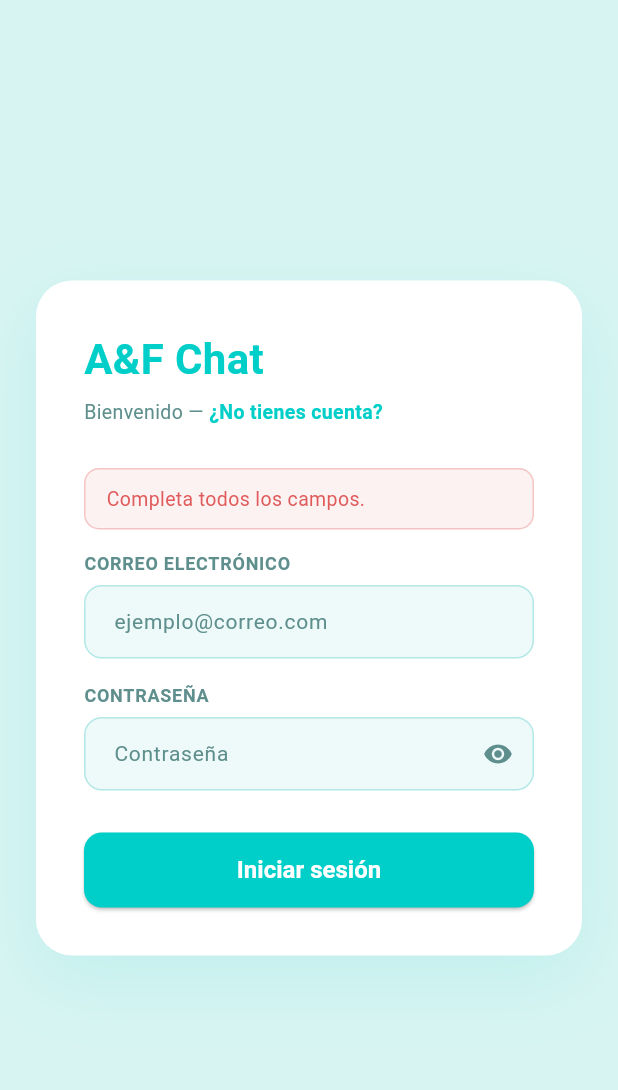
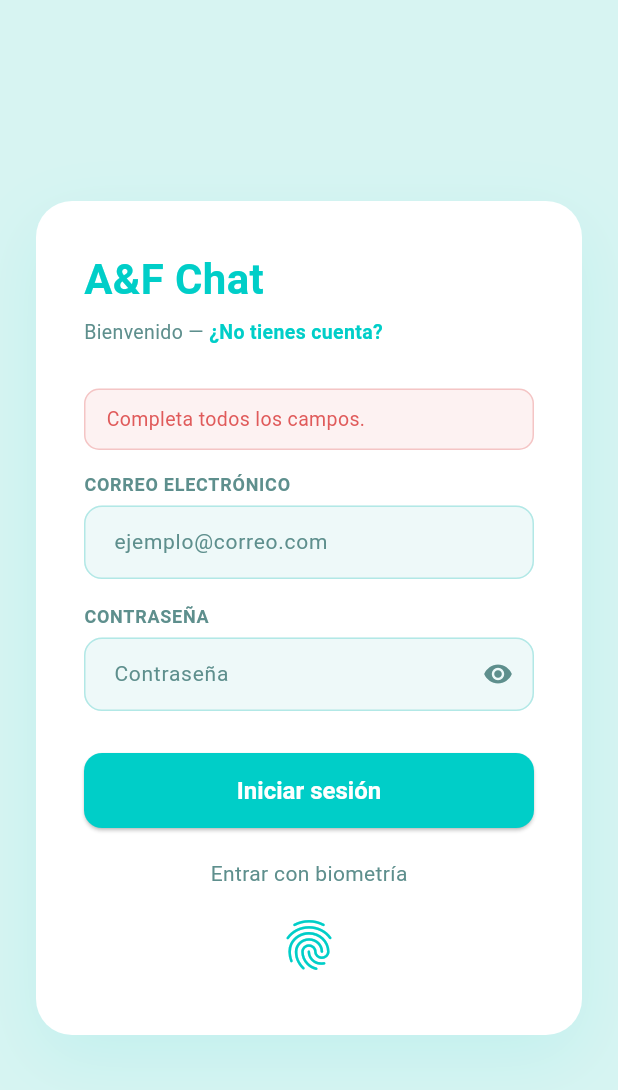
Before and after one commit to dyanxbr/chat__aplicacion, a Flutter app: the screen it shows after launch, after a tap on "Iniciar sesión", on a phone screen of 412 x 824 dp. Shown: the top 1090 px of the screen. Run offline on Flutter 3.47's test engine with Material 3 defaults, Android fonts, the light colour scheme and no system bars; our stand-ins replace file_picker, firebase_core, firebase_messaging, flutter_local_notifications, flutter_secure_storage, image_picker and 2 more; accounts and stored records are empty; network calls fail.

Commit message:
Correccion de cuenta

```diff
--- a/lib/main.dart
+++ b/lib/main.dart
@@ -6,6 +6,10 @@ import 'theme.dart';
 import 'services/auth_service.dart';
 import 'screens/auth/login_screen.dart';
 import 'screens/chat/chat_list_screen.dart';
+import 'services/notification_service.dart';
+import 'package:flutter_secure_storage/flutter_secure_storage.dart';
+import 'services/biometric_service.dart';
+import 'package:shared_preferences/shared_preferences.dart';
 
 @pragma('vm:entry-point')
 Future<void> _firebaseMessagingBackgroundHandler(RemoteMessage message) async {
@@ -15,11 +19,16 @@ Future<void> _firebaseMessagingBackgroundHandler(RemoteMessage message) async {
 void main() async {
   WidgetsFlutterBinding.ensureInitialized();
   await Firebase.initializeApp();
+  await NotificationService.init();
+
   FirebaseMessaging.onBackgroundMessage(_firebaseMessagingBackgroundHandler);
-  SystemChrome.setSystemUIOverlayStyle(const SystemUiOverlayStyle(
-    statusBarColor: Colors.transparent,
-    statusBarIconBrightness: Brightness.dark,
-  ));
+
+  FirebaseMessaging.onMessage.listen((RemoteMessage message) {
+    NotificationService.showNotification(
+      message.notification?.title ?? "Mensaje",
+      message.notification?.body ?? "",
+    );
+  });
 
   runApp(const AFChatApp());
 }
@@ -35,29 +44,75 @@ class AFChatApp extends StatelessWidget {
       );
 }
 
-class _SplashRouter extends StatelessWidget {
+class _SplashRouter extends StatefulWidget {
   const _SplashRouter();
+
   @override
-  Widget build(BuildContext context) => FutureBuilder<bool>(
-        future: AuthService.isLoggedIn(),
+  State<_SplashRouter> createState() => _SplashRouterState();
+}
+
+class _SplashRouterState extends State<_SplashRouter> {
+  final storage = const FlutterSecureStorage();
+
+  Future<bool> _checkLogin() async {
+    final storage = const FlutterSecureStorage();
+
+    /// token biometrico
+    String? bioToken = await storage.read(key: "biometric_token");
+
+    /// sesión normal
+    bool logged = await AuthService.isLoggedIn();
+
+    /// si existe biometría → pedir huella
+    if (bioToken != null) {
+      bool ok = await BiometricService.authenticate();
+
+      if (!ok) {
+        return false;
+      }
+
+      /// restaurar token si no existe
+      if (!logged) {
+        final prefs = await SharedPreferences.getInstance();
+        await prefs.setString("chat_token", bioToken);
+      }
+
+      return true;
+    }
+
+    return logged;
+  }
+
+  @override
+  Widget build(BuildContext context) {
+    return FutureBuilder<bool>(
+      future: _checkLogin(),
       builder: (context, snap) {
         if (!snap.hasData) {
           return const Scaffold(
             backgroundColor: kBg,
             body: Center(
-                child: Column(mainAxisSize: MainAxisSize.min, children: [
-                  Text('A&F Chat',
+              child: Column(
+                mainAxisSize: MainAxisSize.min,
+                children: [
+                  Text(
+                    'A&F Chat',
                     style: TextStyle(
                       fontSize: 32,
                       fontWeight: FontWeight.w700,
-                          color: kAccent)),
+                      color: kAccent,
+                    ),
+                  ),
                   SizedBox(height: 24),
                   CircularProgressIndicator(color: kAccent),
-                ]),
+                ],
+              ),
             ),
           );
         }
+
         return snap.data! ? const ChatListScreen() : const LoginScreen();
       },
     );
   }
+}
--- a/lib/screens/auth/login_screen.dart
+++ b/lib/screens/auth/login_screen.dart
@@ -1,13 +1,17 @@
 import 'package:flutter/material.dart';
 import 'package:firebase_messaging/firebase_messaging.dart';
 import '../../services/auth_service.dart';
+import '../../services/biometric_service.dart';
 import '../../theme.dart';
 import '../../widgets/common_widgets.dart';
 import 'register_screen.dart';
 import '../chat/chat_list_screen.dart';
+import 'package:flutter_secure_storage/flutter_secure_storage.dart';
+import 'package:shared_preferences/shared_preferences.dart';
 
 class LoginScreen extends StatefulWidget {
   const LoginScreen({super.key});
+
   @override
   State<LoginScreen> createState() => _LoginScreenState();
 }
@@ -15,9 +19,17 @@ class LoginScreen extends StatefulWidget {
 class _LoginScreenState extends State<LoginScreen> {
   final _correoCtrl = TextEditingController();
   final _passCtrl = TextEditingController();
+  final storage = const FlutterSecureStorage();
+
   bool _loading = false;
   String? _error;
   bool _showPass = false;
+
+  @override
+  void initState() {
+    super.initState();
+    _checkBiometricLogin();
+  }
 
   @override
   void dispose() {
@@ -26,26 +38,56 @@ class _LoginScreenState extends State<LoginScreen> {
     super.dispose();
   }
 
+  /// Verifica si existe sesión biométrica y pide huella
+  Future<void> _checkBiometricLogin() async {
+    String? bioToken = await storage.read(key: "biometric_token");
+
+    if (bioToken != null) {
+      bool ok = await BiometricService.authenticate();
+
+      if (!ok) return;
+
+      /// Restaurar sesión
+      final prefs = await SharedPreferences.getInstance();
+      await prefs.setString("chat_token", bioToken);
+
+      if (!mounted) return;
+      Navigator.of(context).pushReplacement(
+        MaterialPageRoute(builder: (_) => const ChatListScreen()),
+      );
+    }
+  }
+
   Future<void> _doLogin() async {
     if (_correoCtrl.text.trim().isEmpty || _passCtrl.text.isEmpty) {
       setState(() => _error = 'Completa todos los campos.');
       return;
     }
+
     setState(() {
       _loading = true;
       _error = null;
     });
+
     try {
       await AuthService.login(
-          correo: _correoCtrl.text.trim(), password: _passCtrl.text);
+        correo: _correoCtrl.text.trim(),
+        password: _passCtrl.text,
+      );
 
-      // ── Subir token FCM al backend después del login ──────────────
+      /// Guardar token biométrico
+      final token = await AuthService.getToken();
+      if (token != null) {
+        await storage.write(key: "biometric_token", value: token);
+      }
+
+      /// Subir token FCM
       await _uploadFcmToken();
-      // ─────────────────────────────────────────────────────────────
 
       if (!mounted) return;
       Navigator.of(context).pushReplacement(
-          MaterialPageRoute(builder: (_) => const ChatListScreen()));
+        MaterialPageRoute(builder: (_) => const ChatListScreen()),
+      );
     } catch (e) {
       setState(() => _error = e.toString().replaceFirst('Exception: ', ''));
     } finally {
@@ -53,26 +95,51 @@ class _LoginScreenState extends State<LoginScreen> {
     }
   }
 
-  /// Obtiene el FCM token del dispositivo y lo envía al backend.
-  /// Si falla, lo ignoramos silenciosamente (no bloquea el login).
+  /// Subir token FCM al backend
   Future<void> _uploadFcmToken() async {
     try {
       final messaging = FirebaseMessaging.instance;
 
-      // Pide permiso (necesario en iOS; en Android es automático)
-      await messaging.requestPermission();
+      await messaging.requestPermission(
+        alert: true,
+        badge: true,
+        sound: true,
+      );
 
       final token = await messaging.getToken();
       if (token == null) return;
 
       await AuthService.updateFirebaseToken(token);
 
-      // Si el token se renueva en el futuro, lo re-enviamos automáticamente
       messaging.onTokenRefresh.listen((newToken) {
         AuthService.updateFirebaseToken(newToken);
       });
     } catch (_) {
-      // No interrumpir el flujo de login si FCM falla
+      // ignoramos errores
+    }
+  }
+
+  /// Login usando biometría manual
+  Future<void> _loginBiometrico() async {
+    print("Intentando biometría");
+
+    bool ok = await BiometricService.authenticate();
+    print("Resultado biometría: $ok");
+
+    if (!ok) return;
+
+    String? bioToken = await storage.read(key: "biometric_token");
+
+    if (bioToken != null) {
+      final prefs = await SharedPreferences.getInstance();
+      await prefs.setString("chat_token", bioToken);
+
+      if (!mounted) return;
+      Navigator.of(context).pushReplacement(
+        MaterialPageRoute(builder: (_) => const ChatListScreen()),
+      );
+    } else {
+      setState(() => _error = "Primero inicia sesión normalmente");
     }
   }
 
@@ -93,44 +160,58 @@ class _LoginScreenState extends State<LoginScreen> {
                   borderRadius: BorderRadius.circular(24),
                   boxShadow: [
                     BoxShadow(
-                        color: kAccent.withValues(alpha: 0.10),
+                      color: kAccent.withAlpha(25),
                       blurRadius: 40,
-                        offset: const Offset(0, 16))
+                      offset: const Offset(0, 16),
+                    ),
                   ],
                 ),
                 child: Column(
                   crossAxisAlignment: CrossAxisAlignment.start,
                   children: [
-                    const Text('A&F Chat',
+                    const Text(
+                      'A&F Chat',
                       style: TextStyle(
                         fontSize: 28,
                         fontWeight: FontWeight.w700,
-                            color: kAccent)),
+                        color: kAccent,
+                      ),
+                    ),
                     const SizedBox(height: 6),
-                    Row(children: [
-                      const Text('Bienvenido — ',
-                          style: TextStyle(color: kMuted, fontSize: 13)),
+                    Row(
+                      children: [
+                        const Text(
+                          'Bienvenido — ',
+                          style: TextStyle(color: kMuted, fontSize: 13),
+                        ),
                         GestureDetector(
                           onTap: () => Navigator.of(context).push(
                             MaterialPageRoute(
-                                builder: (_) => const RegisterScreen())),
-                        child: const Text('¿No tienes cuenta?',
+                              builder: (_) => const RegisterScreen(),
+                            ),
+                          ),
+                          child: const Text(
+                            '¿No tienes cuenta?',
                             style: TextStyle(
                               color: kAccent,
                               fontSize: 13,
-                                fontWeight: FontWeight.w600)),
+                              fontWeight: FontWeight.w600,
                             ),
-                    ]),
+                          ),
+                        ),
+                      ],
+                    ),
                     const SizedBox(height: 28),
                     if (_error != null) ...[
                       ErrorBox(_error!),
-                      const SizedBox(height: 14)
+                      const SizedBox(height: 14),
                     ],
                     LabeledField(
                       label: 'CORREO ELECTRÓNICO',
                       controller: _correoCtrl,
                       keyboardType: TextInputType.emailAddress,
-                        hint: 'ejemplo@correo.com'),
+                      hint: 'ejemplo@correo.com',
+                    ),
                     const SizedBox(height: 16),
                     LabeledField(
                       label: 'CONTRASEÑA',
@@ -141,7 +222,8 @@ class _LoginScreenState extends State<LoginScreen> {
                         icon: Icon(
                           _showPass ? Icons.visibility_off : Icons.visibility,
                           color: kMuted,
-                            size: 20),
+                          size: 20,
+                        ),
                         onPressed: () => setState(() => _showPass = !_showPass),
                       ),
                     ),
@@ -153,8 +235,31 @@ class _LoginScreenState extends State<LoginScreen> {
                               width: 20,
                               height: 20,
                               child: CircularProgressIndicator(
-                                  color: Colors.white, strokeWidth: 2))
+                                color: Colors.white,
+                                strokeWidth: 2,
+                              ),
+                            )
                           : const Text('Iniciar sesión'),
+                    ),
+                    const SizedBox(height: 20),
+                    Center(
+                      child: Column(
+                        children: [
+                          const Text(
+                            "Entrar con biometría",
+                            style: TextStyle(color: kMuted),
+                          ),
+                          const SizedBox(height: 10),
+                          IconButton(
+                            icon: const Icon(
+                              Icons.fingerprint,
+                              size: 40,
+                              color: kAccent,
+                            ),
+                            onPressed: _loginBiometrico,
+                          ),
+                        ],
+                      ),
                     ),
                   ],
                 ),
--- /dev/null
+++ b/lib/services/notification_service.dart
@@ -0,0 +1,36 @@
+import 'package:flutter_local_notifications/flutter_local_notifications.dart';
+
+class NotificationService {
+  static final FlutterLocalNotificationsPlugin notificationsPlugin =
+      FlutterLocalNotificationsPlugin();
+
+  static Future<void> init() async {
+    const AndroidInitializationSettings androidSettings =
+        AndroidInitializationSettings('@mipmap/ic_launcher');
+
+    const InitializationSettings settings =
+        InitializationSettings(android: androidSettings);
+
+    await notificationsPlugin.initialize(settings);
+  }
+
+  static Future<void> showNotification(String title, String body) async {
+    const AndroidNotificationDetails androidDetails =
+        AndroidNotificationDetails(
+      'chat_channel',
+      'Chat Notifications',
+      importance: Importance.max,
+      priority: Priority.high,
+    );
+
+    const NotificationDetails notificationDetails =
+        NotificationDetails(android: androidDetails);
+
+    await notificationsPlugin.show(
+      0,
+      title,
+      body,
+      notificationDetails,
+    );
+  }
+}
--- a/lib/theme.dart
+++ b/lib/theme.dart
@@ -13,8 +13,8 @@ const kChatBg = Color(0xFFf4fbfb);
 const kSurface = Color(0xFFeef9f9);
 const kChatMuted = Color(0xFF6f9c9a);
 
-// const String kApiBase   = 'https://chat-production-af8e.up.railway.app';
-const String kApiBase = 'http://192.168.0.11:8000';
+const String kApiBase = 'https://chat-production-af8e.up.railway.app';
+//const String kApiBase = 'http://192.168.0.11:8000';
 const String kGeminiKey = 'AIzaSyCHcPkPOlLFP10zbJOJfbaPc0KBrUI5jKo';
 const String kGeminiUrl =
     'https://generativelanguage.googleapis.com/v1beta/models/gemini-2.0-flash:generateContent?key=$kGeminiKey';
--- a/pubspec.yaml
+++ b/pubspec.yaml
@@ -16,6 +16,9 @@ dependencies:
   url_launcher: ^6.3.0
   firebase_core: ^3.0.0
   firebase_messaging: ^15.0.0
+  flutter_local_notifications: ^17.0.0
+  local_auth: ^2.3.0
+  flutter_secure_storage: ^9.0.0
 
 dev_dependencies:
   flutter_test:
```
Also changed, not shown: lib/services/auth_service.dart (+13 -5 lines), lib/services/biometric_service.dart (added, +34 -0 lines), pubspec.lock, 8 other files. Lines whose indentation alone changed are shown as unchanged.
